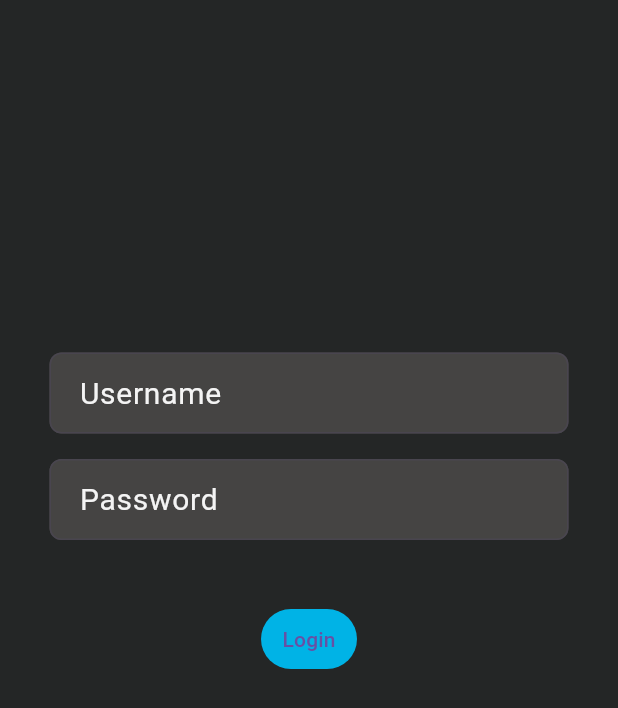
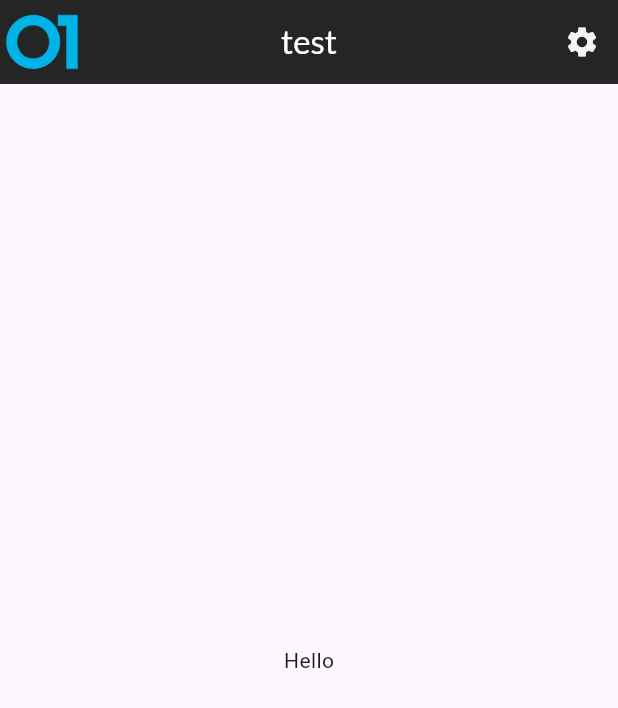
Before and after one commit to lucasferreiram3/verademo-dart, a Flutter app: the screen it shows after launch, on a phone screen of 412 x 824 dp. Shown: the top 708 px of the screen. Run offline on Flutter 3.47's test engine with Material 3 defaults, Android fonts, the phone set to English and light mode, and no system bars; our stand-ins replace google_fonts.

Commit message:
moved header to pages folder

```diff
--- a/lib/main.dart
+++ b/lib/main.dart
@@ -1,7 +1,6 @@
 import 'package:flutter/material.dart';
-import 'package:google_fonts/google_fonts.dart';
 
-import 'pages/login.dart';
+import 'pages/feed.dart';
 
 // Define colors to be used
 const Color veracodeBlack= Color.fromARGB(255, 36, 38, 38);
@@ -9,22 +8,7 @@ const Color veracodeBlue =  Color.fromARGB(255, 0, 179, 230);
 const Color veracodeWhite = Color.fromARGB(255,244, 244, 244);
 
 //Create themes
-AppBar headerBar = AppBar(
-  leading: Image.asset('assets/VCicon.png'),
-  title: Text("test", style:  GoogleFonts.lato(
-    textStyle: const TextStyle(color: Colors.white))/*page name variable here*/,),
-  centerTitle: true,
-  backgroundColor: veracodeBlack,
-  actions: <Widget>[
-    IconButton(
-      icon: const Icon(
-        Icons.settings,
-        color: veracodeWhite,
-      ),
-      onPressed: (){print(veracodeWhite);} /*run reset controller,*/
-      )
-  ],
-);
+
 
 void main(){
   runApp( const MyApp() );
@@ -43,7 +27,7 @@ class MyApp extends StatelessWidget {
         navigationBarTheme: ,
         colorScheme: ColorSche
       ),*/
-      home: LoginPage()
+      home: FeedPage()
       // Scaffold(
       //   appBar: AppBar(
       //     backgroundColor: veracodeBlack,
--- /dev/null
+++ b/lib/pages/feed.dart
@@ -0,0 +1,44 @@
+import 'package:flutter/material.dart';
+import 'package:google_fonts/google_fonts.dart';
+
+const Color veracodeBlack = Color.fromARGB(255, 36, 38, 38);
+const Color veracodeBlue =  Color.fromARGB(255, 0, 179, 230);
+const Color veracodeWhite = Color.fromARGB(255,244, 244, 244);
+Image logo = Image.asset('assets/VCicon.png');
+
+AppBar headerBar = AppBar(
+  leading: logo,
+  title: Text("test", style:  GoogleFonts.lato(
+    textStyle: const TextStyle(color: Colors.white))/*page name variable here*/,),
+  centerTitle: true,
+  backgroundColor: veracodeBlack,
+  actions: <Widget>[
+    IconButton(
+      icon: const Icon(
+        Icons.settings,
+        color: veracodeWhite,
+      ),
+      onPressed: (){print('pressed settings icon');} /*run reset controller,*/
+      )
+  ],
+);
+
+class FeedPage extends StatelessWidget {
+  const FeedPage({super.key});
+
+  @override
+  Widget build(BuildContext context)
+  {
+    return Scaffold(
+        appBar: headerBar,
+        body: const SizedBox(
+          child: Center(
+            child: Padding(
+              padding: EdgeInsets.all(10),
+              child: Text('Hello'),
+              ),
+          ),
+        )
+      ,);
+  }
+}
```
